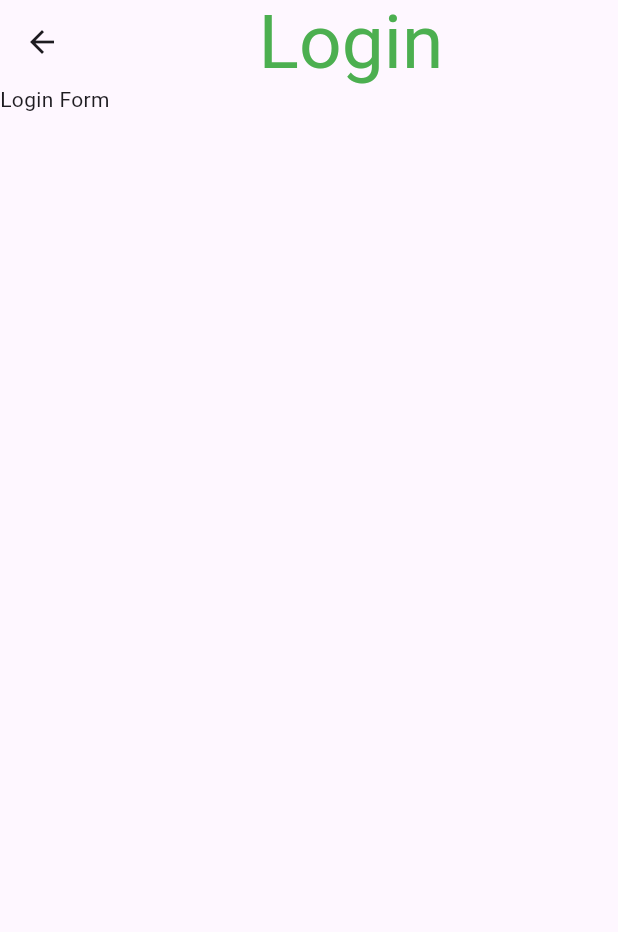
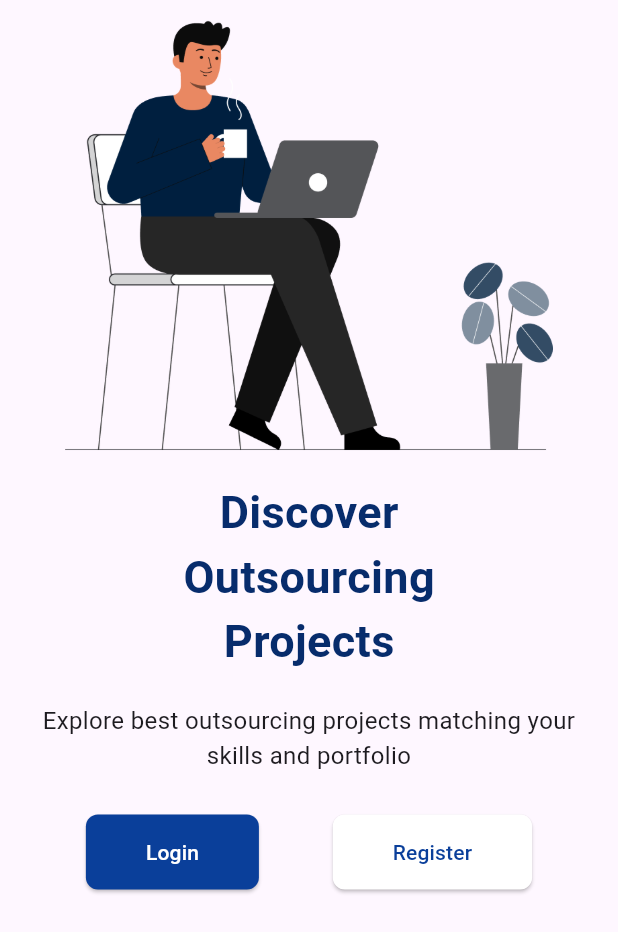
Before and after one commit to Prajjwall123/projectsyeti, a Flutter app: the screen it shows after launch, on a phone screen of 412 x 824 dp. Shown: the top 932 px of the screen. Run offline on Flutter 3.47's test engine with Material 3 defaults, Android fonts, the phone set to English and light mode, and no system bars.

Commit message:
adding onboarding screen

```diff
--- a/lib/app.dart
+++ b/lib/app.dart
@@ -1,5 +1,6 @@
 import 'package:flutter/material.dart';
 import 'package:projectsyeti/views/login_view.dart';
+import 'package:projectsyeti/views/onboarding_view.dart';
 import 'package:projectsyeti/views/splash_screen_view.dart';
 
 class MyApp extends StatelessWidget {
@@ -13,6 +14,7 @@ class MyApp extends StatelessWidget {
       routes:{
         "/":(context)=>const SplashScreen(),
         "/login":(context)=>const LoginView(),
+        "/onboarding":(context)=> const OnboardingView(),
       }
     );
   }
--- /dev/null
+++ b/lib/views/onboarding_view.dart
@@ -0,0 +1,123 @@
+import 'package:flutter/material.dart';
+import 'package:projectsyeti/views/login_view.dart';
+
+class OnboardingView extends StatelessWidget {
+  const OnboardingView({super.key});
+
+  @override
+  Widget build(BuildContext context) {
+    return Scaffold(
+        body: SafeArea(
+      child: Center(
+        child: Column(
+          children: [
+            SizedBox(
+              height: 320,
+              width: 325,
+              child: Image.asset(
+                "assets/images/welcome.png",
+                fit: BoxFit.fill,
+              ),
+            ),
+            const Column(
+              children: [
+                Text(
+                  "Discover",
+                  style: TextStyle(
+                      fontSize: 30,
+                      fontWeight: FontWeight.bold,
+                      color: Color.fromARGB(255, 7, 44, 108)),
+                ),
+                Text(
+                  "Outsourcing",
+                  style: TextStyle(
+                      fontSize: 30,
+                      fontWeight: FontWeight.bold,
+                      color: Color.fromARGB(255, 7, 44, 108)),
+                ),
+                Text(
+                  "Projects",
+                  style: TextStyle(
+                      fontSize: 30,
+                      fontWeight: FontWeight.bold,
+                      color: Color.fromARGB(255, 7, 44, 108)),
+                ),
+              ],
+            ),
+            const SizedBox(
+              height: 20,
+              width: 20,
+            ),
+            const Padding(
+              padding: EdgeInsets.symmetric(horizontal: 20),
+              child: Text(
+                'Explore best outsourcing projects matching your skills and portfolio',
+                textAlign: TextAlign.center,
+                style: TextStyle(fontSize: 16),
+              ),
+            ),
+            const SizedBox(
+              height: 20,
+              width: 20,
+            ),
+            Padding(
+              padding: const EdgeInsets.all(8.0),
+              child: Row(
+                mainAxisAlignment: MainAxisAlignment.spaceEvenly,
+                children: [
+                  ElevatedButton(
+                    onPressed: () {
+                      Navigator.push(
+                        context,
+                        MaterialPageRoute(
+                            builder: (context) => const LoginView()),
+                      );
+                    },
+                    style: ElevatedButton.styleFrom(
+                      backgroundColor: const Color.fromARGB(255, 10, 63, 154),
+                      padding: const EdgeInsets.symmetric(
+                        horizontal: 40.0,
+                        vertical: 15.0,
+                      ),
+                      shape: RoundedRectangleBorder(
+                        borderRadius: BorderRadius.circular(8.0),
+                      ),
+                    ),
+                    child: const Text(
+                      'Login',
+                      style: TextStyle(color: Colors.white),
+                    ),
+                  ),
+                  ElevatedButton(
+                    onPressed: () {
+                      Navigator.push(
+                        context,
+                        MaterialPageRoute(
+                            builder: (context) => const LoginView()),
+                      );
+                    },
+                    style: ElevatedButton.styleFrom(
+                      backgroundColor: const Color.fromARGB(255, 255, 255, 255),
+                      padding: const EdgeInsets.symmetric(
+                        horizontal: 40.0,
+                        vertical: 15.0,
+                      ),
+                      shape: RoundedRectangleBorder(
+                        borderRadius: BorderRadius.circular(8.0),
+
+                      ),
+                    ),
+                    child: const Text(
+                      'Register',
+                      style: TextStyle(color: Color.fromARGB(255, 10, 63, 154)),
+                    ),
+                  ),
+                ],
+              ),
+            ),
+          ],
+        ),
+      ),
+    ));
+  }
+}
--- a/lib/views/splash_screen_view.dart
+++ b/lib/views/splash_screen_view.dart
@@ -1,5 +1,5 @@
 import 'package:flutter/material.dart';
-import 'package:projectsyeti/views/login_view.dart';
+import 'package:projectsyeti/views/onboarding_view.dart';
 
 class SplashScreen extends StatefulWidget {
   const SplashScreen({super.key});
@@ -16,10 +16,10 @@ class _SplashScreenState extends State<SplashScreen> {
   }
 
   void _navigateToLogin() async {
-    await Future.delayed(const Duration(seconds: 5));
+    await Future.delayed(const Duration(seconds: 3));
       Navigator.push(
       context,
-      MaterialPageRoute(builder: (context) => const LoginView()),
+      MaterialPageRoute(builder: (context) => const OnboardingView()),
   );
   }
 
```
Also changed, not shown: assets/images/welcome.png (added).
